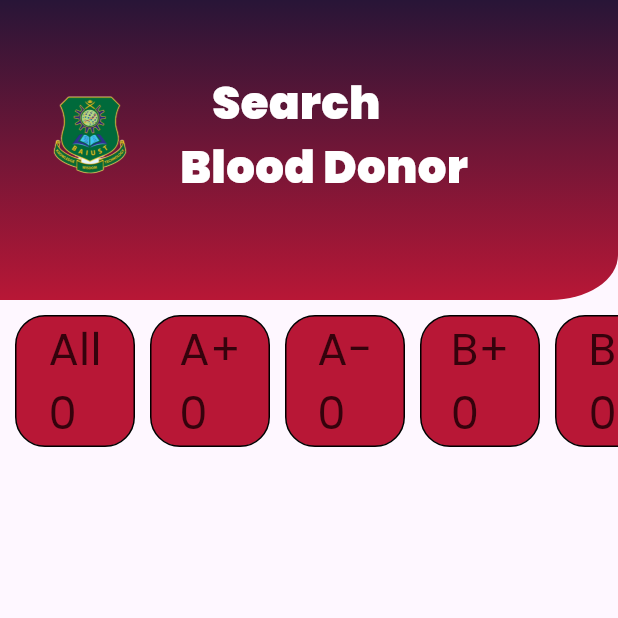
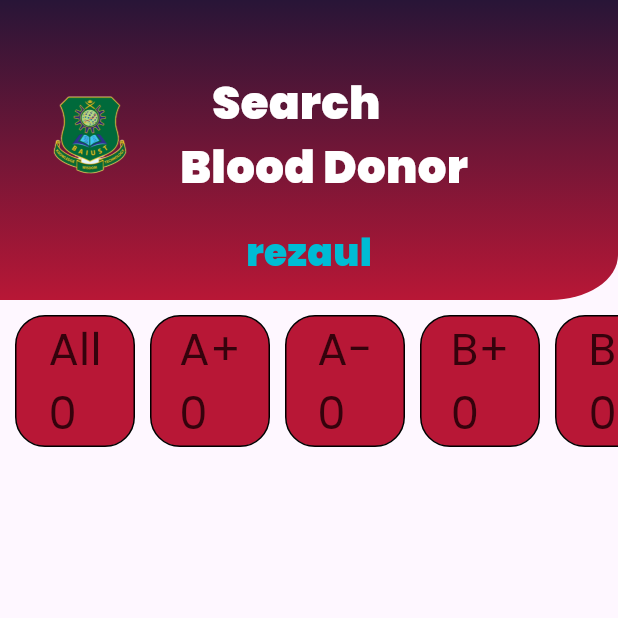
Before and after one commit to Rvirus573/BloodBank, a Flutter app: the SearchDonor screen opened by its route, on a phone screen of 412 x 824 dp, the top half of it. Run offline on Flutter 3.47's test engine with Material 3 defaults, Android fonts, the light colour scheme and no system bars; our stand-ins replace cloud_firestore, email_validator, firebase_auth, firebase_core, firebase_storage, fluttertoast and 4 more; accounts and stored records are empty.

Commit message:
2nd commit

```diff
--- a/lib/route/routes.dart
+++ b/lib/route/routes.dart
@@ -29,7 +29,7 @@ List<GetPage> getpages = [
   GetPage(name: registration, page: () => const Registration()),
   GetPage(name: search, page: () => const SearchDonor()),
   GetPage(name: about, page: () => const About()),
-  GetPage(name: terms, page: () => Terms()),
+  GetPage(name: terms, page: () => const Terms()),
   GetPage(name: login, page: () => const Login()),
   GetPage(name: signup, page: () => const Signup()),
   GetPage(name: profile, page: () => const Profile()),
--- a/lib/search_donor.dart
+++ b/lib/search_donor.dart
@@ -102,7 +102,7 @@ class _SearchDonorState extends State<SearchDonor> {
                   const Color(0xff281537),
                 'assets/icon/baiust.png',
                 "    Search\nBlood Donor",
-                ""),
+                "rezaul"),
             const SizedBox(
               height: 10,
             ),
--- a/lib/terms.dart
+++ b/lib/terms.dart
@@ -2,7 +2,7 @@ import 'package:flutter/material.dart';
 
 // ignore: must_be_immutable
 class Terms extends StatefulWidget {
-  Terms({super.key});
+  const Terms({super.key});
 
   @override
   State<Terms> createState() => _TermsState();
```
